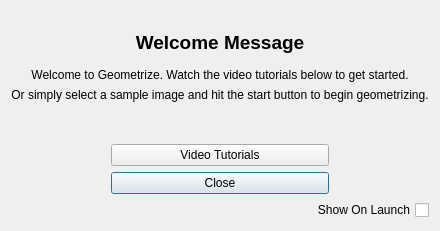
First picture: the form in geometrize/dialog/welcomedialog.ui, repository Tw1ddle/geometrize, before the edit.
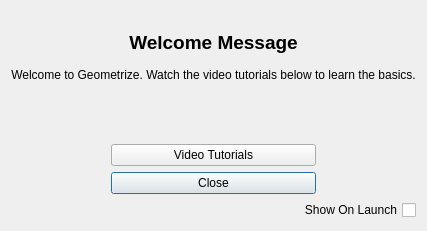
Second picture: the form after the edit. Icons and pictures are not drawn.

Commit message: Start writing context/disambiguation for translatable strings

Patch:
```diff
--- a/geometrize/dialog/welcomedialog.ui
+++ b/geometrize/dialog/welcomedialog.ui
@@ -102,48 +102,13 @@
       </sizepolicy>
      </property>
      <property name="text">
-      <string>Welcome to Geometrize. Watch the video tutorials below to get started.</string>
+      <string extracomment="Message that welcomes users to the application">Welcome to Geometrize. Watch the video tutorials below to learn the basics.</string>
      </property>
      <property name="alignment">
       <set>Qt::AlignCenter</set>
      </property>
     </widget>
    </item>
-   <item>
-    <widget class="QLabel" name="gettingStartedText">
-     <property name="sizePolicy">
-      <sizepolicy hsizetype="Preferred" vsizetype="Fixed">
-       <horstretch>0</horstretch>
-       <verstretch>0</verstretch>
-      </sizepolicy>
-     </property>
-     <property name="text">
-      <string>Or simply select a sample image and hit the start button to begin geometrizing.</string>
-     </property>
-     <property name="alignment">
-      <set>Qt::AlignCenter</set>
-     </property>
-     <property name="wordWrap">
-      <bool>false</bool>
-     </property>
-    </widget>
-   </item>
-   <item>
-    <spacer name="upperSpacer">
-     <property name="orientation">
-      <enum>Qt::Vertical</enum>
-     </property>
-     <property name="sizeType">
-      <enum>QSizePolicy::Fixed</enum>
-     </property>
-     <property name="sizeHint" stdset="0">
-      <size>
-       <width>20</width>
-       <height>8</height>
-      </size>
-     </property>
-    </spacer>
-   </item>
    <item>
     <spacer name="verticalSpacer_2">
      <property name="orientation">
```
Left out of the diff: 10 changed lines with no effect on the pictures. The commit also changes 9 other files.
